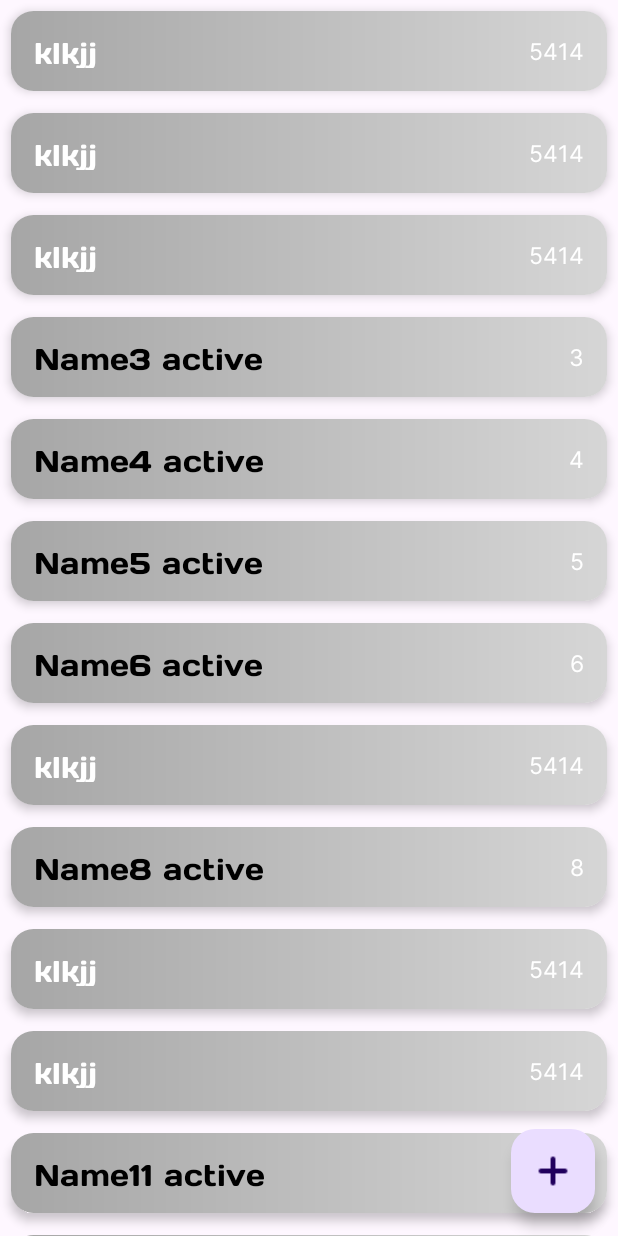
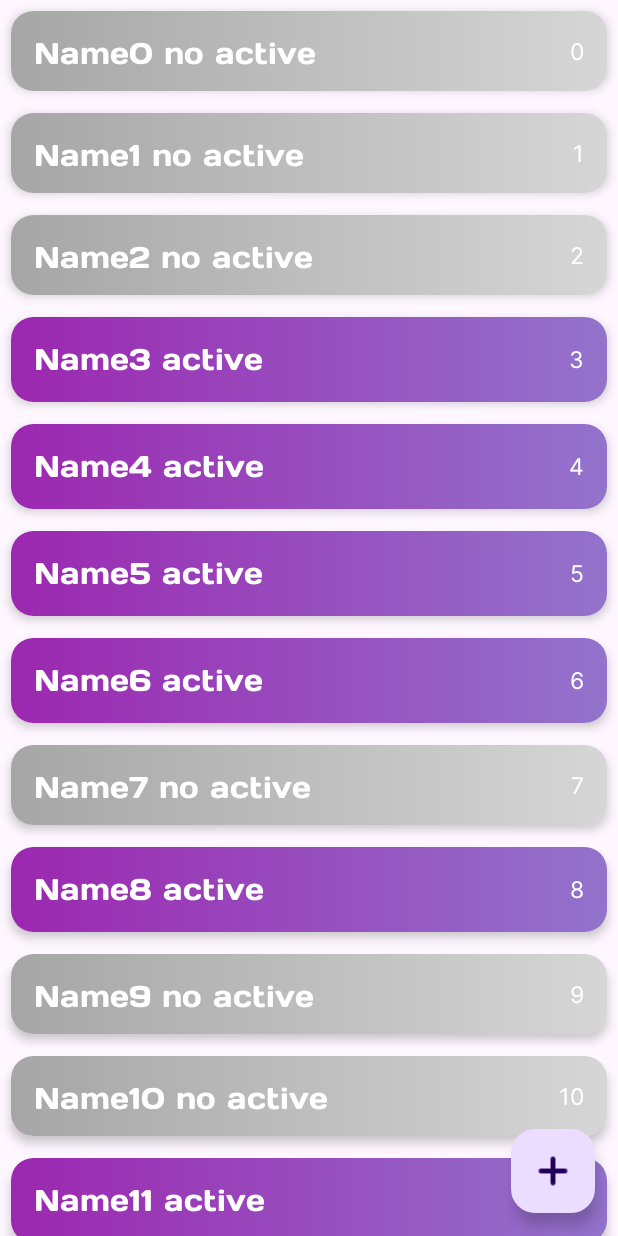
Before and after one commit to EvaMish/ShoppingList, an Android app: the screen it shows after launch (MainActivity), on a phone screen of 412 x 824 dp. Run offline under Robolectric (Android 15) with nearby library versions, the phone set to English and light mode, and no system bars.

Commit message:
edit adapter for recyclerView

```diff
--- a/app/src/main/java/com/example/shoppinglist/data/ImplShopListRepository.kt
+++ b/app/src/main/java/com/example/shoppinglist/data/ImplShopListRepository.kt
@@ -13,7 +13,7 @@ object ImplShopListRepository : ShopListRepository {
     private var autoIncrementId = 0
 
     init {
-        for (i in 0 until 20) {
+        for (i in 0 until 200) {
             val item = ShopItem("Name$i", enabled = Random.nextBoolean(), count = i)
             addItem(item)
         }
--- a/app/src/main/java/com/example/shoppinglist/presentation/ShopListAdapter.kt
+++ b/app/src/main/java/com/example/shoppinglist/presentation/ShopListAdapter.kt
@@ -1,5 +1,6 @@
 package com.example.shoppinglist.presentation
 
+import android.util.Log
 import android.view.LayoutInflater
 import android.view.View
 import android.view.ViewGroup
@@ -10,11 +11,19 @@ import com.example.shoppinglist.R
 import com.example.shoppinglist.domain.ShopItem
 
 class ShopListAdapter : RecyclerView.Adapter<ShopListAdapter.ShopItemViewHolder>() {
+    companion object {
+        const val ENABLED_VIEW_TYPE = 0
+        const val DISABLED_VIEW_TYPE = 1
+    }
+
     var shopList = listOf<ShopItem>()
         set(value) {
             field = value
             notifyDataSetChanged()
         }
+
+    var count = 0
+    var status = "active"
 
     override fun onCreateViewHolder(
         //вызовет пару раз(то, что видит пользователь)
@@ -23,36 +32,33 @@ class ShopListAdapter : RecyclerView.Adapter<ShopListAdapter.ShopItemViewHolder>
         parent: ViewGroup,
         viewType: Int
     ): ShopItemViewHolder {
-        val view = LayoutInflater.from(parent.context).inflate(
-            R.layout.item_shop_disabled,
-            parent,
-            false
-        )
+        Log.d("++++++++++++", "onCreateViewHolder:${count++} ")
+        // для наглядности, что create вызовется не для каждого элемента
+        val layout = when (viewType) {
+            ENABLED_VIEW_TYPE -> R.layout.item_shop_enabled
+            DISABLED_VIEW_TYPE -> R.layout.item_shop_disabled
+            else -> throw RuntimeException("Unknown view type:$viewType")
+        }
+        val view = LayoutInflater.from(parent.context).inflate(layout, parent, false)
         return ShopItemViewHolder(view)
     }
 
-    override fun getItemCount(): Int {//count items collection
-        return shopList.size
-    }
 
     override fun onBindViewHolder(
         holder: ShopItemViewHolder,
         position: Int
     ) {//будет вызван для каждого элемента в списке, поэтому поиск вьюэлемента вынесено в другую функцию
         val shopItem = shopList[position]
-        val status = if (shopItem.enabled) {
+        status = if (shopItem.enabled) {
             "active"
         } else {
             "no active"
         }
-        if (shopItem.enabled) {
-            holder.tvName.text = "${shopItem.name} $status"
-            holder.tvCount.text = shopItem.count.toString()
-            holder.tvName.setTextColor(ContextCompat.getColor(holder.view.context, R.color.black))
-        }
         holder.view.setOnLongClickListener {
             true
         }
+        holder.tvName.text = "${shopItem.name} $status"
+        holder.tvCount.text = shopItem.count.toString()
     }
 
     override fun onViewRecycled(holder: ShopItemViewHolder) {
@@ -63,6 +69,17 @@ class ShopListAdapter : RecyclerView.Adapter<ShopListAdapter.ShopItemViewHolder>
 
     }
 
+    override fun getItemCount(): Int {//count items collection
+        return shopList.size
+    }
+
+    override fun getItemViewType(position: Int): Int {
+        val item = shopList[position]
+        return if (item.enabled)
+            ENABLED_VIEW_TYPE
+        else DISABLED_VIEW_TYPE
+    }
+
     class ShopItemViewHolder(val view: View) : RecyclerView.ViewHolder(view) {
         val tvName = view.findViewById<TextView>(R.id.tv_name)
         val tvCount = view.findViewById<TextView>(R.id.tv_count)
--- a/app/src/main/res/layout/item_shop_disabled.xml
+++ b/app/src/main/res/layout/item_shop_disabled.xml
@@ -20,8 +20,7 @@
             android:layout_weight="1"
             android:fontFamily="@font/days"
             android:textColor="@color/white"
-            android:textSize="20sp"
-            android:text="klkjj"/>
+            android:textSize="20sp" />
 
         <TextView
             android:id="@+id/tv_count"
@@ -30,8 +29,7 @@
             android:fontFamily="@font/inter_regular"
             android:textColor="@color/white"
             android:textSize="15sp"
-            android:layout_gravity="center"
-            android:text="5414" />
+            android:layout_gravity="center" />
 
 
     </LinearLayout>
--- a/app/src/main/res/layout/item_shop_enabled.xml
+++ b/app/src/main/res/layout/item_shop_enabled.xml
@@ -22,8 +22,7 @@
             android:fontFamily="@font/days"
             android:textColor="@color/white"
             android:textSize="20sp"
-            android:layout_weight="1"
-            android:text="sdfsdfs" />
+            android:layout_weight="1" />
 
         <TextView
             android:id="@+id/tv_count"
@@ -32,8 +31,7 @@
             android:fontFamily="@font/inter_regular"
             android:textColor="@color/white"
             android:textSize="15sp"
-            android:layout_gravity="center"
-            android:text="5414" />
+            android:layout_gravity="center" />
 
     </LinearLayout>
 </androidx.cardview.widget.CardView>
```
